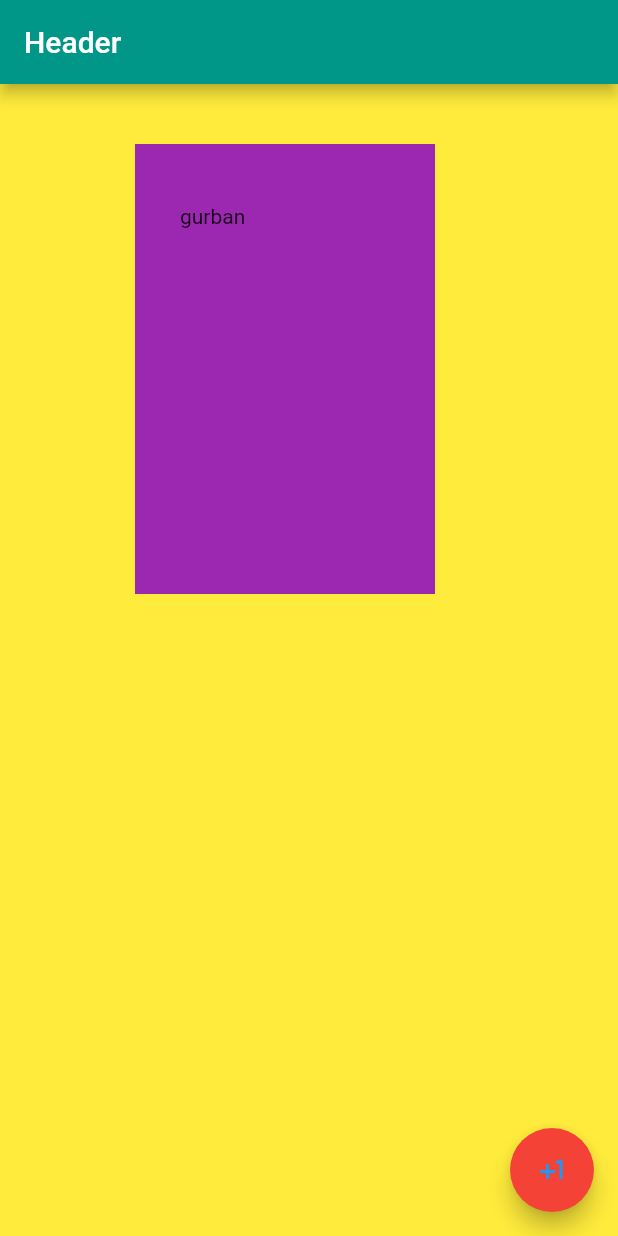
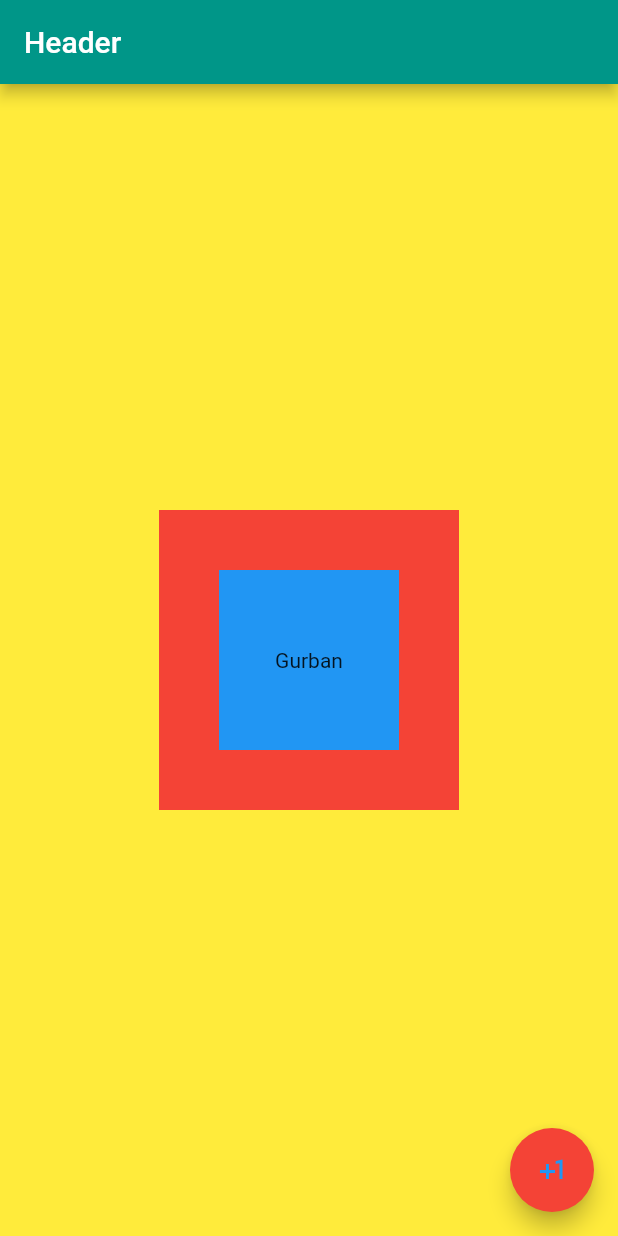
Before and after one commit to gurbangurbanzade/Flutter-Projects, a Flutter app: the screen it shows after launch, on a phone screen of 412 x 824 dp. Run offline on Flutter 3.47's test engine with Material 2 defaults, Android fonts, the light colour scheme and no system bars.

Commit message:
center widget example

```diff
--- a/l_01_first_test_app/lib/main.dart
+++ b/l_01_first_test_app/lib/main.dart
@@ -16,16 +16,23 @@ class MyApp extends StatelessWidget {
             "Header",
           ),
         ),
-        body: Container(
-          color: Colors.purple,
-          width: 200,
-          height: 300,
-          child: Text(
-            "gurban",
+        body: Center(
+          child: Container(
+            width: 200,
+            height: 200,
+            color: Colors.red,
+            child: Container(
+              width: 50,
+              height: 50,
+              margin: EdgeInsets.all(40),
+              color: Colors.blue,
+              alignment: Alignment.center,
+              child: Text("Gurban"),
+            ),
+            // padding: EdgeInsets.fromLTRB(30, 40, 30, 50),
+            // margin: EdgeInsets.fromLTRB(90, 40, 50, 80),
+            // constraints: BoxConstraints(maxHeight: 300, maxWidth: 300),
           ),
-          padding: EdgeInsets.fromLTRB(30, 40, 30, 50),
-          margin: EdgeInsets.fromLTRB(90, 40, 50, 80),
-          constraints: BoxConstraints(maxHeight: 300, maxWidth: 300),
         ),
         floatingActionButton: FloatingActionButton(
           onPressed: () => {debugPrint("clicked succesfull")},
```
